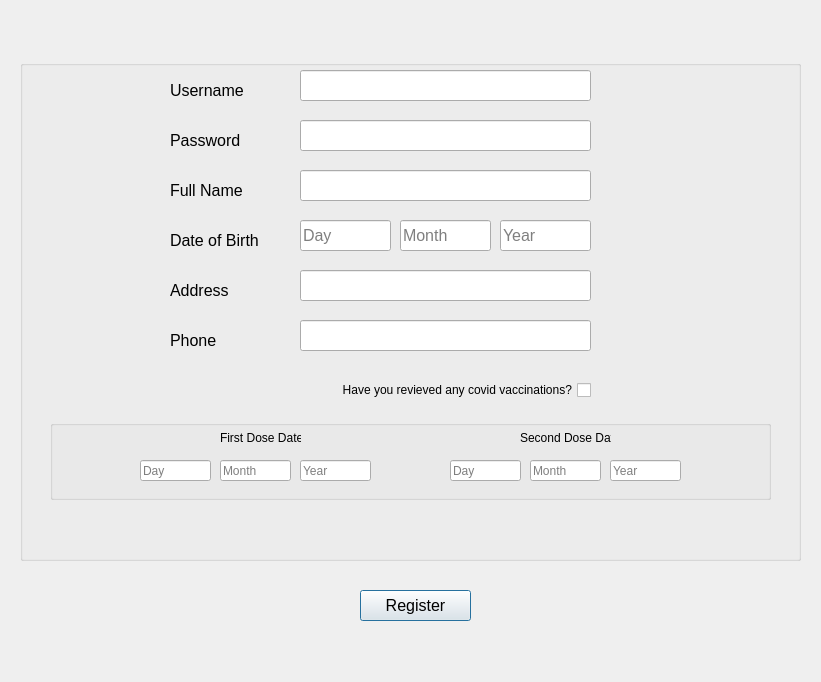
Old version of the form user_registration.ui in the repository OmriWebber/CovidApp.
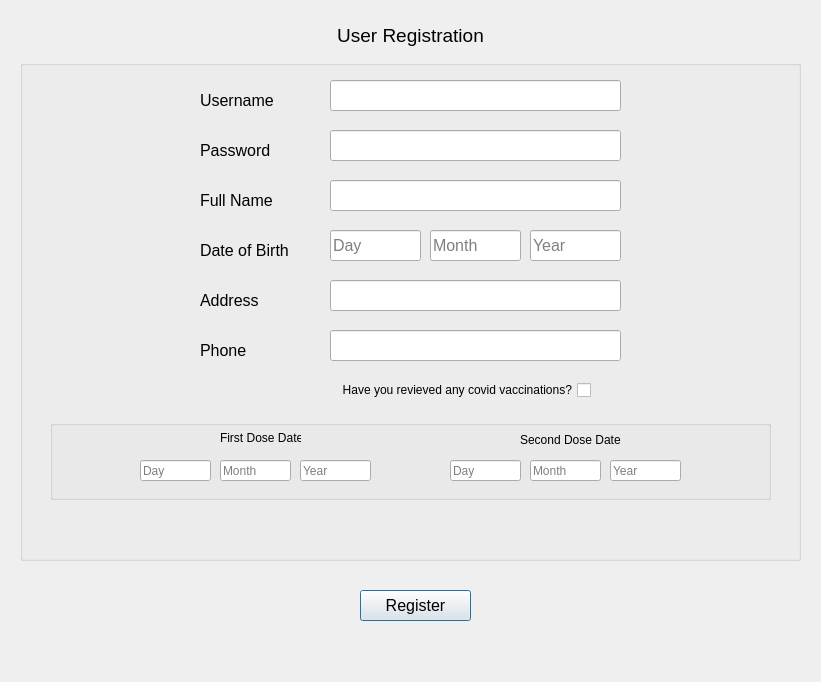
New version of the form.

Commit message: finished user and admin login

Patch:
```diff
--- a/user_registration.ui
+++ b/user_registration.ui
@@ -46,23 +46,23 @@
    <widget class="QLineEdit" name="input_fullname">
     <property name="geometry">
      <rect>
-      <x>280</x>
-      <y>110</y>
-      <width>291</width>
-      <height>31</height>
-     </rect>
-    </property>
-    <property name="font">
-     <font>
-      <pointsize>12</pointsize>
-     </font>
-    </property>
-   </widget>
-   <widget class="QLabel" name="label_fullname">
-    <property name="geometry">
-     <rect>
-      <x>150</x>
+      <x>310</x>
       <y>120</y>
+      <width>291</width>
+      <height>31</height>
+     </rect>
+    </property>
+    <property name="font">
+     <font>
+      <pointsize>12</pointsize>
+     </font>
+    </property>
+   </widget>
+   <widget class="QLabel" name="label_fullname">
+    <property name="geometry">
+     <rect>
+      <x>180</x>
+      <y>130</y>
       <width>111</width>
       <height>20</height>
      </rect>
@@ -79,8 +79,8 @@
    <widget class="QLabel" name="label_dob">
     <property name="geometry">
      <rect>
-      <x>150</x>
-      <y>170</y>
+      <x>180</x>
+      <y>180</y>
       <width>111</width>
       <height>20</height>
      </rect>
@@ -97,8 +97,8 @@
    <widget class="QLineEdit" name="input_dob_day">
     <property name="geometry">
      <rect>
-      <x>280</x>
-      <y>160</y>
+      <x>310</x>
+      <y>170</y>
       <width>91</width>
       <height>31</height>
      </rect>
@@ -118,8 +118,8 @@
    <widget class="QLineEdit" name="input_dob_month">
     <property name="geometry">
      <rect>
-      <x>380</x>
-      <y>160</y>
+      <x>410</x>
+      <y>170</y>
       <width>91</width>
       <height>31</height>
      </rect>
@@ -139,8 +139,8 @@
    <widget class="QLineEdit" name="input_dob_year">
     <property name="geometry">
      <rect>
-      <x>480</x>
-      <y>160</y>
+      <x>510</x>
+      <y>170</y>
       <width>91</width>
       <height>31</height>
      </rect>
@@ -166,23 +166,23 @@
    <widget class="QLineEdit" name="input_address">
     <property name="geometry">
      <rect>
-      <x>280</x>
-      <y>210</y>
-      <width>291</width>
-      <height>31</height>
-     </rect>
-    </property>
-    <property name="font">
-     <font>
-      <pointsize>12</pointsize>
-     </font>
-    </property>
-   </widget>
-   <widget class="QLabel" name="label_address">
-    <property name="geometry">
-     <rect>
-      <x>150</x>
+      <x>310</x>
       <y>220</y>
+      <width>291</width>
+      <height>31</height>
+     </rect>
+    </property>
+    <property name="font">
+     <font>
+      <pointsize>12</pointsize>
+     </font>
+    </property>
+   </widget>
+   <widget class="QLabel" name="label_address">
+    <property name="geometry">
+     <rect>
+      <x>180</x>
+      <y>230</y>
       <width>111</width>
       <height>20</height>
      </rect>
@@ -199,8 +199,8 @@
    <widget class="QLabel" name="label_phone">
     <property name="geometry">
      <rect>
-      <x>150</x>
-      <y>270</y>
+      <x>180</x>
+      <y>280</y>
       <width>111</width>
       <height>20</height>
      </rect>
@@ -217,8 +217,8 @@
    <widget class="QLineEdit" name="input_phone">
     <property name="geometry">
      <rect>
-      <x>280</x>
-      <y>260</y>
+      <x>310</x>
+      <y>270</y>
       <width>291</width>
       <height>31</height>
      </rect>
@@ -340,8 +340,8 @@
       <rect>
        <x>470</x>
        <y>10</y>
-       <width>91</width>
-       <height>16</height>
+       <width>121</width>
+       <height>20</height>
       </rect>
      </property>
      <property name="text">
@@ -428,8 +428,8 @@
    <widget class="QLineEdit" name="input_password">
     <property name="geometry">
      <rect>
-      <x>280</x>
-      <y>60</y>
+      <x>310</x>
+      <y>70</y>
       <width>291</width>
       <height>31</height>
      </rect>
@@ -446,8 +446,8 @@
    <widget class="QLabel" name="label_fullname_2">
     <property name="geometry">
      <rect>
-      <x>150</x>
-      <y>70</y>
+      <x>180</x>
+      <y>80</y>
       <width>111</width>
       <height>20</height>
      </rect>
@@ -464,8 +464,8 @@
    <widget class="QLabel" name="label_fullname_3">
     <property name="geometry">
      <rect>
-      <x>150</x>
-      <y>20</y>
+      <x>180</x>
+      <y>30</y>
       <width>111</width>
       <height>20</height>
      </rect>
@@ -482,8 +482,8 @@
    <widget class="QLineEdit" name="input_username">
     <property name="geometry">
      <rect>
-      <x>280</x>
-      <y>10</y>
+      <x>310</x>
+      <y>20</y>
       <width>291</width>
       <height>31</height>
      </rect>
@@ -495,6 +495,27 @@
     </property>
    </widget>
   </widget>
+  <widget class="QLabel" name="label_3">
+   <property name="geometry">
+    <rect>
+     <x>320</x>
+     <y>20</y>
+     <width>181</width>
+     <height>31</height>
+    </rect>
+   </property>
+   <property name="font">
+    <font>
+     <pointsize>14</pointsize>
+    </font>
+   </property>
+   <property name="text">
+    <string>User Registration</string>
+   </property>
+   <property name="alignment">
+    <set>Qt::AlignCenter</set>
+   </property>
+  </widget>
  </widget>
  <resources/>
  <connections/>
```
The commit also changes 16 other files.
